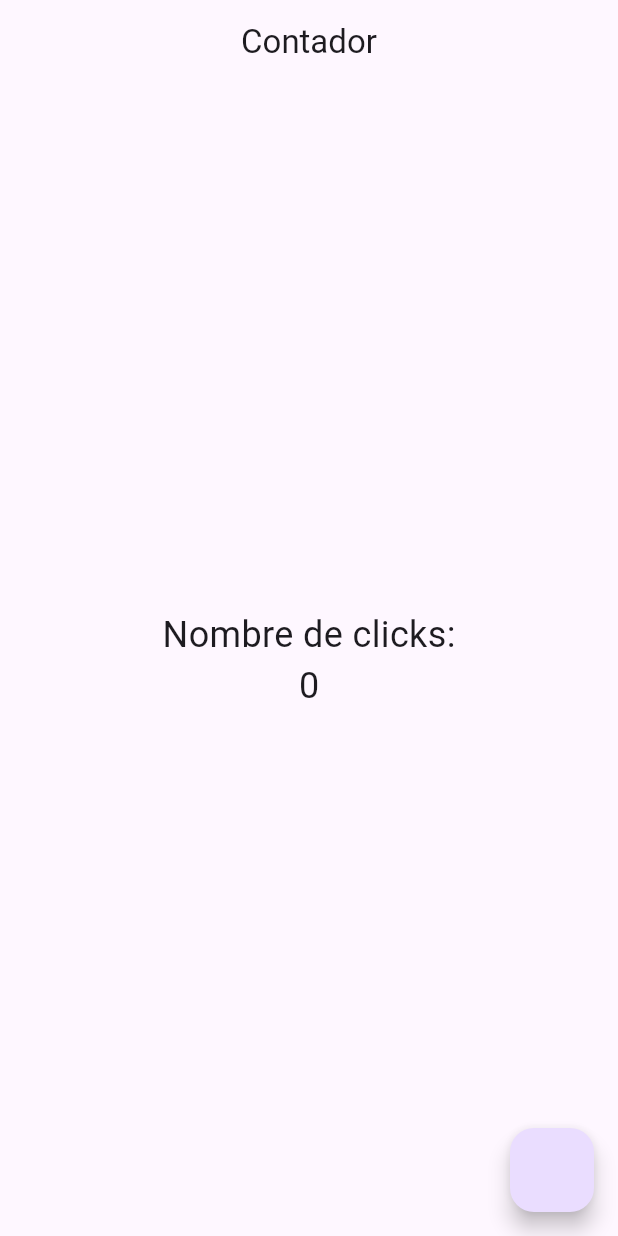
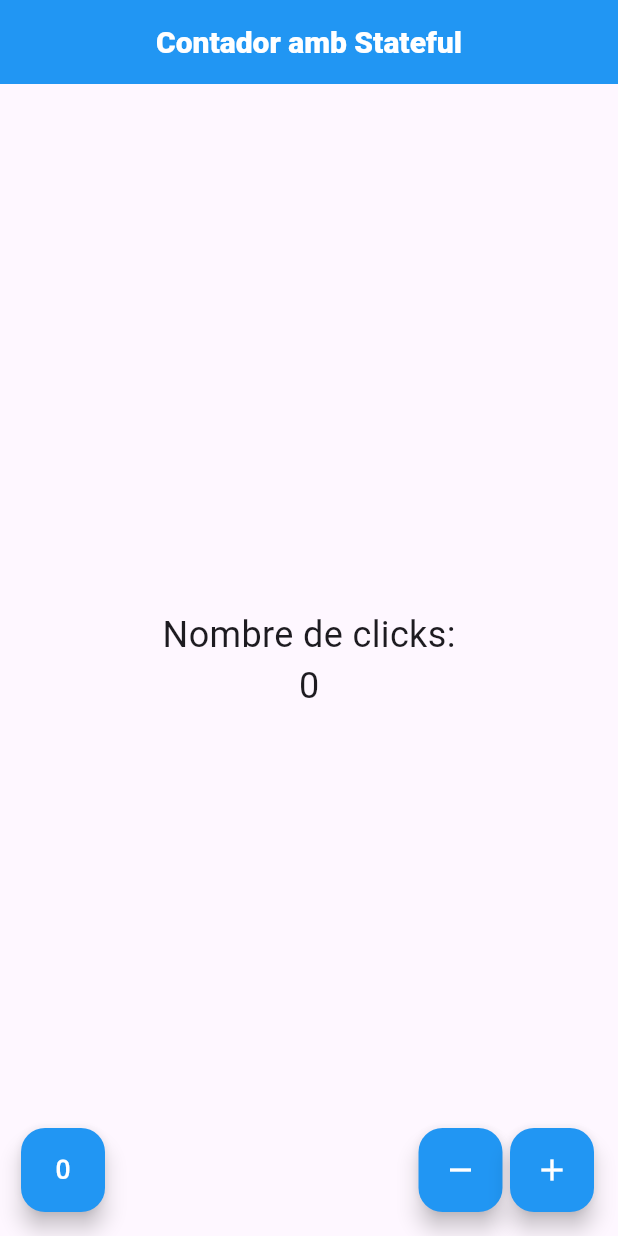
Before and after one commit to MarcSanchezPaucasesnoves/PMM, a Flutter app: the screen it shows after launch, on a phone screen of 412 x 824 dp. Run offline on Flutter 3.47's test engine with Material 3 defaults, Android fonts, the phone set to English and light mode, and no system bars.

Commit message:
feat(exercici1): exercici1 finished

```diff
--- a/Flutter/exercici1/lib/app.dart
+++ b/Flutter/exercici1/lib/app.dart
@@ -1,14 +1,18 @@
+import 'package:exercici1/screens/contador_page.dart';
 import 'package:exercici1/screens/home_page.dart';
 import 'package:flutter/material.dart';
 
 
 class SaMevaApp extends StatelessWidget{
+  const SaMevaApp({super.key});
+
 
   @override
   Widget build(BuildContext context) {
     return MaterialApp(
+      debugShowCheckedModeBanner: false,
       home: Center(
-        child: HomePage()),
+        child: ContadorPage()),
     );
   }
 }
--- a/Flutter/exercici1/lib/main.dart
+++ b/Flutter/exercici1/lib/main.dart
@@ -2,5 +2,5 @@ import 'package:exercici1/app.dart';
 import 'package:flutter/material.dart';
 
 void main() {
-  runApp(new SaMevaApp());
+  runApp(SaMevaApp());
 }
--- /dev/null
+++ b/Flutter/exercici1/lib/screens/contador_page.dart
@@ -0,0 +1,71 @@
+import 'package:flutter/material.dart';
+
+class ContadorPage extends StatefulWidget {
+
+  @override
+  State<StatefulWidget> createState() {
+    return _ContadorPageState();
+  }
+}
+
+class _ContadorPageState extends State<ContadorPage> {
+  final _estil = TextStyle(fontSize: 24);
+  int _contador = 0;
+
+
+  @override
+  Widget build(BuildContext context) {
+    return Scaffold(
+      appBar: AppBar(
+        title: Text("Contador amb Stateful"),
+        centerTitle: true,
+        backgroundColor: Colors.blue,
+        titleTextStyle: TextStyle(color: Colors.white, fontSize: 20, fontWeight: FontWeight(1000)),
+      ),
+      body: Center(
+        child: Column(
+          mainAxisAlignment: MainAxisAlignment.center,
+          children: [
+            Text("Nombre de clicks:", style: _estil),
+            Text("$_contador", style: _estil)
+          ],
+        ),
+      ),
+      floatingActionButton: _crearBotons(),
+    );
+  }
+
+
+  Widget _crearBotons(){
+    return Row(
+      mainAxisAlignment: MainAxisAlignment.end,
+      children: [
+        SizedBox(width: 30.0),
+        FloatingActionButton(child: Icon(Icons.exposure_zero, color: Colors.white), onPressed: _restart, backgroundColor: Colors.blue),
+        Expanded(child: SizedBox()),
+        FloatingActionButton(child: Icon(Icons.remove, color: Colors.white), onPressed: _restart, backgroundColor: Colors.blue),
+        SizedBox(width: 5.0),
+        FloatingActionButton(child: Icon(Icons.add, color: Colors.white), onPressed: _sumar, backgroundColor: Colors.blue),
+
+      ],
+    );
+  }
+
+  void _sumar(){
+    setState(() {
+      _contador++;
+    });
+  }
+
+  void _restar(){
+    setState(() {
+      _contador--;
+    });
+  }
+
+  void _restart(){
+    setState(() {
+      _contador = 0;
+    });
+  }
+}
```
Also changed, not shown: Flutter/exercici1/lib/screens/home_page.dart (+9 -2 lines), 3 other files.
